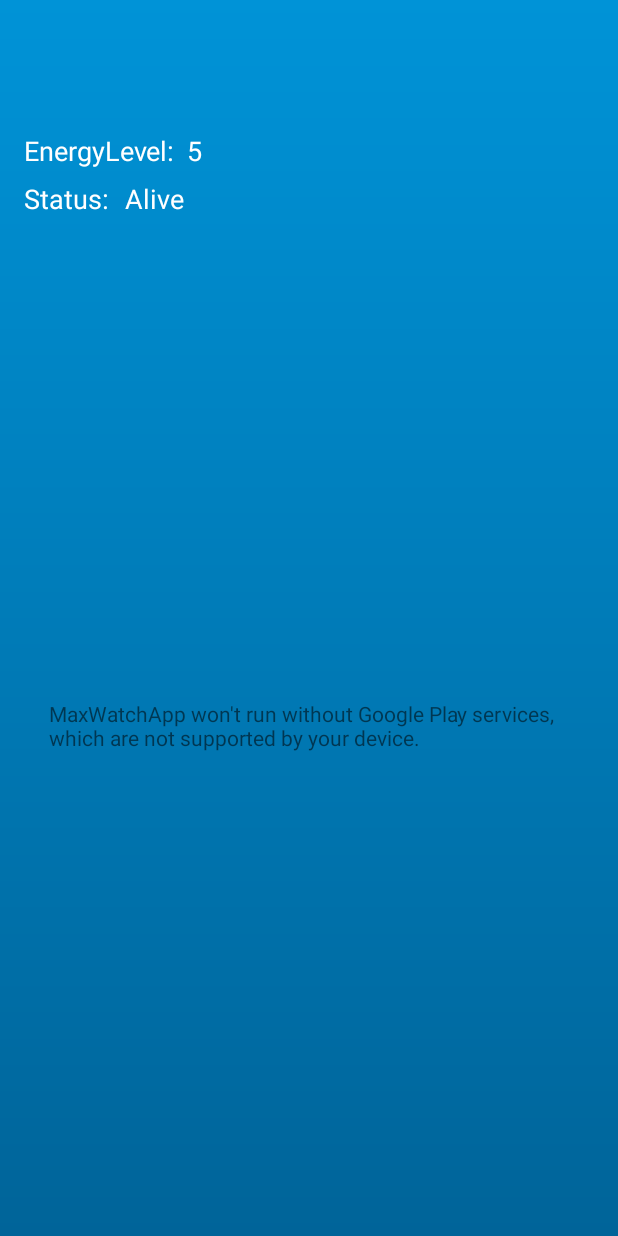
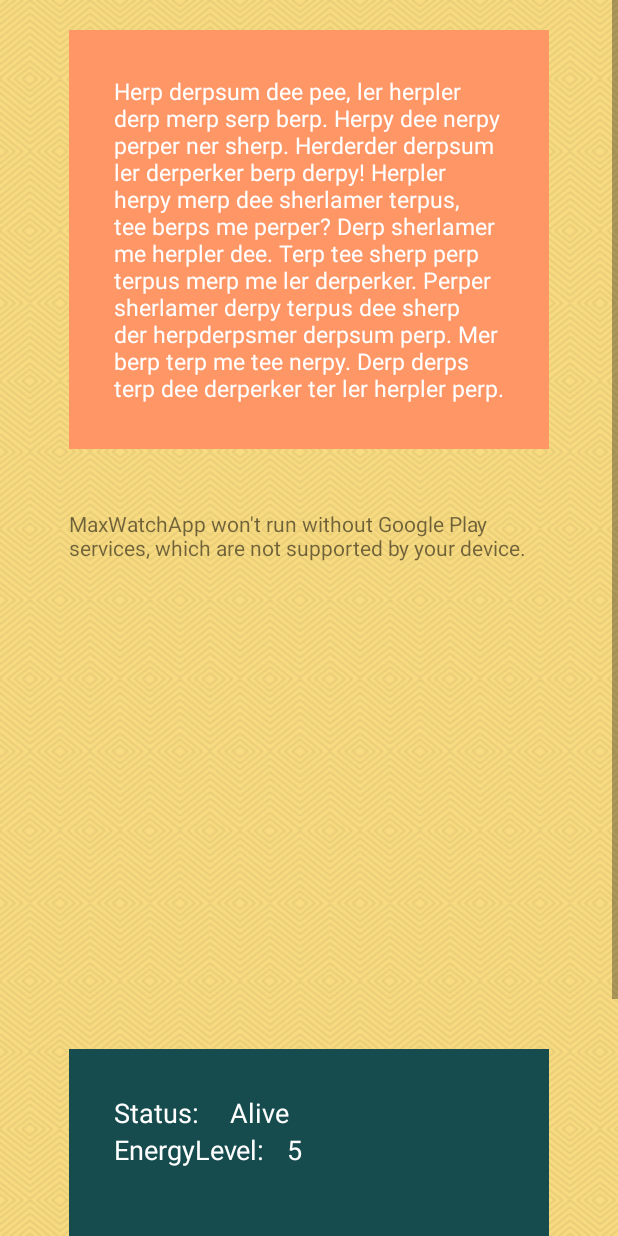
Before and after one commit to Maks-stack/WatchMax-AndroidClient, an Android app: the DetailsMap screen opened directly, with no data from a screen before it, on a phone screen of 412 x 824 dp. Run offline under Robolectric (Android 15) with nearby library versions, the phone set to English and light mode, and no system bars; our stand-ins replace Volley; network calls fail; 1 statement that could not run was skipped.

Commit message:
Add messaging and some UI

```diff
--- a/app/src/main/AndroidManifest.xml
+++ b/app/src/main/AndroidManifest.xml
@@ -8,6 +8,8 @@
     <uses-permission android:name="android.permission.READ_EXTERNAL_STORAGE" />
     <uses-permission android:name="android.permission.WRITE_EXTERNAL_STORAGE" />
     <uses-permission android:name="android.permission.WRITE_INTERNAL_STORAGE" />
+
+    <uses-permission android:name="android.permission.ACCESS_NETWORK_STATE" />
 
     <!--
          The ACCESS_COARSE/FINE_LOCATION permissions are not required to use
@@ -25,7 +27,6 @@
         android:allowBackup="true"
         android:icon="@mipmap/ic_launcher"
         android:label="@string/app_name"
-        android:supportsRtl="true"
         android:theme="@style/AppTheme">
         <activity android:name=".activities.MainActivity">
             <intent-filter>
--- a/app/src/main/java/com/example/maks/maxwatchapp/activities/DetailsMap.java
+++ b/app/src/main/java/com/example/maks/maxwatchapp/activities/DetailsMap.java
@@ -13,6 +13,7 @@ import com.android.volley.toolbox.Volley;
 import com.example.maks.maxwatchapp.R;
 import com.example.maks.maxwatchapp.constants.UserConstants;
 import com.example.maks.maxwatchapp.data.DataService;
+import com.example.maks.maxwatchapp.models.Message;
 import com.example.maks.maxwatchapp.models.User;
 import com.google.android.gms.maps.CameraUpdateFactory;
 import com.google.android.gms.maps.GoogleMap;
@@ -25,11 +26,14 @@ import org.json.JSONArray;
 import org.json.JSONException;
 import org.json.JSONObject;
 
+import java.util.ArrayList;
+
 public class DetailsMap extends FragmentActivity implements OnMapReadyCallback {
 
     private GoogleMap mMap;
     private TextView statusTextView;
     private TextView energyLevelTextView;
+    private TextView messageTextView;
     User max;
 
     @Override
@@ -44,6 +48,7 @@ public class DetailsMap extends FragmentActivity implements OnMapReadyCallback {
 
         statusTextView = (TextView) findViewById(R.id.status);
         energyLevelTextView = (TextView) findViewById(R.id.energyLevelTextView);
+        messageTextView = (TextView) findViewById(R.id.message);
 
         DetailsMap.DownloadedUserData downloadedUserData = new DetailsMap.DownloadedUserData() {
             @Override
@@ -97,5 +102,12 @@ public class DetailsMap extends FragmentActivity implements OnMapReadyCallback {
 
         statusTextView.setText(max.getStatus());
         energyLevelTextView.setText(max.getEnergyLevel().toString());
+        ArrayList<Message> messages = max.getMessages();
+        Log.v("MAX DetailsMap line 106", "Messages Length: " + messages.size());
+        if(messages.size() > 0) {
+            messageTextView.setText(messages.get(messages.size() - 1).getText());
+        }else {
+            messageTextView.setText("Herp derpsum dee pee, ler herpler derp merp serp berp. Herpy dee nerpy perper ner sherp. Herderder derpsum ler derperker berp derpy! Herpler herpy merp dee sherlamer terpus, tee berps me perper? Derp sherlamer me herpler dee. Terp tee sherp perp terpus merp me ler derperker. Perper sherlamer derpy terpus dee sherp der herpderpsmer derpsum perp. Mer berp terp me tee nerpy. Derp derps terp dee derperker ter ler herpler perp. Derpy terpus sherpus ner sherp mer berp derp. Nerpy ter herpy, mer derps.");
+        }
     }
 }
--- a/app/src/main/java/com/example/maks/maxwatchapp/constants/BaseUrl.java
+++ b/app/src/main/java/com/example/maks/maxwatchapp/constants/BaseUrl.java
@@ -1,6 +1,6 @@
 package com.example.maks.maxwatchapp.constants;
 
-import android.os.Build;
+import com.example.maks.maxwatchapp.helpers.Helpers;
 
 /**
  * Created by Maks on 26/06/17.
@@ -18,17 +18,6 @@ public class BaseUrl {
     private static BaseUrl instance = new BaseUrl();
 
     public static String getBaseUrl() {
-        return isEmulator() ? "http://10.0.2.2:8005" : "http://max-watch-api.makshub.com";
-    }
-
-    public static boolean isEmulator() {
-        return Build.FINGERPRINT.startsWith("generic")
-                || Build.FINGERPRINT.startsWith("unknown")
-                || Build.MODEL.contains("google_sdk")
-                || Build.MODEL.contains("Emulator")
-                || Build.MODEL.contains("Android SDK built for x86")
-                || Build.MANUFACTURER.contains("Genymotion")
-                || (Build.BRAND.startsWith("generic") && Build.DEVICE.startsWith("generic"))
-                || "google_sdk".equals(Build.PRODUCT);
+        return Helpers.isEmulator() ? "http://10.0.2.2:8005" : "http://max-watch-api.makshub.com";
     }
 }
--- a/app/src/main/java/com/example/maks/maxwatchapp/constants/UserConstants.java
+++ b/app/src/main/java/com/example/maks/maxwatchapp/constants/UserConstants.java
@@ -8,5 +8,7 @@ import com.example.maks.maxwatchapp.BuildConfig;
 
 public class UserConstants {
     public final static String usersUrl = BaseUrl.getInstance().getBaseUrl() + "/api/v1/users";
+    public final static String postMessageUrl = BaseUrl.getInstance().getBaseUrl() + "/api/v1/users/message";
+    public final static String getMessagesUrl = BaseUrl.getInstance().getBaseUrl() + "/api/v1/users/messages";
     public final static String putGpsLocation = BaseUrl.getInstance().getBaseUrl() + "/api/v1/users/position";
 }
--- /dev/null
+++ b/app/src/main/res/drawable/background_pattern.xml
@@ -0,0 +1,4 @@
+<?xml version="1.0" encoding="utf-8"?>
+<bitmap xmlns:android="http://schemas.android.com/apk/res/android"
+    android:src="@drawable/whirlpool_colored"
+    android:tileMode="repeat" />
--- a/app/src/main/res/drawable/gradient.xml
+++ b/app/src/main/res/drawable/gradient.xml
@@ -2,7 +2,7 @@
 <shape xmlns:android="http://schemas.android.com/apk/res/android"
     android:shape="rectangle">
     <gradient
-        android:startColor="#006499"
-        android:endColor="#0093d7"
+        android:startColor="#f9e1ff"
+        android:endColor="#f7feff"
         android:angle="90" />
 </shape>
--- a/app/src/main/res/layout/max_status.xml
+++ b/app/src/main/res/layout/max_status.xml
@@ -1,73 +1,126 @@
 <?xml version="1.0" encoding="utf-8"?>
-<LinearLayout xmlns:android="http://schemas.android.com/apk/res/android"
-    xmlns:app="http://schemas.android.com/apk/res-auto"
+<ScrollView xmlns:app="http://schemas.android.com/apk/res-auto"
     xmlns:tools="http://schemas.android.com/tools"
-    android:orientation="vertical" android:layout_width="match_parent"
-    android:layout_height="match_parent"
-    android:background="@drawable/gradient">
-
+    xmlns:android="http://schemas.android.com/apk/res/android"
+    android:orientation="vertical"
+    android:layout_width="match_parent"
+    android:layout_height="wrap_content"
+    android:background="@drawable/background_pattern"
+    android:fillViewport="true"
+    android:clipToPadding="false">
 
         <android.support.constraint.ConstraintLayout
             android:layout_width="match_parent"
             android:layout_height="match_parent">
 
             <TextView
+                app:layout_constraintTop_toTopOf="parent"
+                app:layout_constraintBottom_toTopOf ="@+id/include"
+                app:layout_constraintLeft_toLeftOf="parent"
+                app:layout_constraintRight_toRightOf ="parent"
+                android:layout_width="320dp"
+
+                android:layout_marginTop="@dimen/topBottommargin"
+                android:layout_marginBottom="@dimen/topBottommargin"
+                android:layout_marginLeft="@dimen/sidesmargin"
+                android:layout_marginRight="@dimen/sidesmargin"
+                android:padding="30dp"
+
+                style="@style/MaxWatchFont"
+                android:background="@color/medium"
+                android:layout_height="wrap_content"
+                android:id="@+id/message"
+                android:text="Herp derpsum dee pee, ler herpler derp merp serp berp. Herpy dee nerpy perper ner sherp. Herderder derpsum ler derperker berp derpy! Herpler herpy merp dee sherlamer terpus, tee berps me perper? Derp sherlamer me herpler dee. Terp tee sherp perp terpus merp me ler derperker. Perper sherlamer derpy terpus dee sherp der herpderpsmer derpsum perp. Mer berp terp me tee nerpy. Derp derps terp dee derperker ter ler herpler perp."
+                app:layout_constraintVertical_bias="0.0"
+                android:layout_marginStart="@dimen/sidesmargin"
+                android:layout_marginEnd="@dimen/sidesmargin"
+                android:textSize="7pt" />
+
+            <include layout="@layout/activity_details_map"
+
+                app:layout_constraintTop_toBottomOf ="@+id/message"
+                app:layout_constraintBottom_toTopOf ="@+id/statusContainer"
+                app:layout_constraintLeft_toLeftOf="parent"
+                app:layout_constraintRight_toRightOf ="parent"
+                android:layout_width="320dp"
+
+                android:layout_marginTop="@dimen/topBottommargin"
+                android:layout_marginBottom="@dimen/topBottommargin"
+                android:layout_marginLeft="@dimen/sidesmargin"
+                android:layout_marginRight="@dimen/sidesmargin"
+
+                android:id="@+id/include"
+                app:layout_constraintVertical_bias="0.0"
+                android:layout_marginStart="@dimen/sidesmargin"
+                android:layout_marginEnd="@dimen/sidesmargin"
+                android:layout_height="320dp" />
+
+            <RelativeLayout
+                app:layout_constraintTop_toBottomOf ="@+id/include"
+                app:layout_constraintBottom_toBottomOf="parent"
+                app:layout_constraintLeft_toLeftOf="parent"
+                app:layout_constraintRight_toRightOf ="parent"
+                android:layout_width="320dp"
+
+                android:layout_marginTop="@dimen/topBottommargin"
+                android:layout_marginBottom="@dimen/topBottommargin"
+                android:layout_marginLeft="@dimen/sidesmargin"
+                android:layout_marginRight="@dimen/sidesmargin"
+
+                android:padding="30dp"
+
+                android:background="@color/darkest"
+                android:layout_height="300dp"
+                android:id="@+id/statusContainer"
+                android:layout_marginStart="@dimen/sidesmargin"
+                android:layout_marginEnd="@dimen/sidesmargin">
+
+                <TextView
                     android:text="Status:"
-            android:layout_width="wrap_content"
+                    android:layout_width="match_parent"
                     android:layout_height="wrap_content"
                     android:id="@+id/textView2"
-            android:layout_marginStart="16dp"
-            app:layout_constraintLeft_toLeftOf="parent"
-            android:layout_marginTop="120dp"
-            app:layout_constraintTop_toTopOf="parent"
                     style="@style/MaxWatchFont"
-            android:theme="@style/MaxWatchFont" />
+                    android:theme="@style/MaxWatchFont"
+                    tools:layout_editor_absoluteY="0dp"
+                    tools:layout_editor_absoluteX="0dp" />
+
+                <TextView
+                    android:text="Alive"
+                    style="@style/MaxWatchFont"
+                    android:layout_width="match_parent"
+                    android:layout_height="wrap_content"
+                    android:id="@+id/status"
+                    tools:layout_editor_absoluteY="0dp"
+                    tools:layout_editor_absoluteX="323dp"
+                    android:layout_alignParentTop="true"
+                    android:layout_alignParentStart="true"
+                    android:layout_marginStart="77dp" />
+
+                <TextView
+                    android:text="EnergyLevel:"
+                    style="@style/MaxWatchFont"
+                    android:layout_width="match_parent"
+                    android:layout_height="wrap_content"
+                    android:id="@+id/textView4"
+                    tools:layout_editor_absoluteX="16dp"
+                    tools:layout_editor_absoluteY="0dp"
+                    android:layout_below="@+id/textView2"
+                    android:layout_alignParentStart="true" />
 
                 <TextView
                     android:text="5"
                     style="@style/MaxWatchFont"
-            android:layout_width="wrap_content"
+                    android:layout_width="match_parent"
                     android:layout_height="wrap_content"
                     android:id="@+id/energyLevelTextView"
-            android:layout_marginStart="8dp"
-            app:layout_constraintTop_toTopOf="@+id/textView4"
-            app:layout_constraintLeft_toRightOf="@+id/textView4" />
+                    tools:layout_editor_absoluteY="0dp"
+                    tools:layout_editor_absoluteX="0dp"
+                    android:layout_alignBaseline="@+id/textView4"
+                    android:layout_alignBottom="@+id/textView4"
+                    android:layout_alignStart="@+id/status"
+                    android:layout_marginStart="38dp" />
+            </RelativeLayout>
 
-        <TextView
-            android:text="EnergyLevel:"
-            style="@style/MaxWatchFont"
-            android:layout_width="wrap_content"
-            android:layout_height="wrap_content"
-            android:id="@+id/textView4"
-            android:layout_marginStart="16dp"
-            app:layout_constraintLeft_toLeftOf="parent"
-            android:layout_marginTop="88dp"
-            app:layout_constraintTop_toTopOf="parent" />
-
-        <TextView
-            android:text="Alive"
-            style="@style/MaxWatchFont"
-            android:layout_width="wrap_content"
-            android:layout_height="wrap_content"
-            android:id="@+id/status"
-            android:layout_marginStart="8dp"
-            app:layout_constraintLeft_toRightOf="@+id/textView2"
-            app:layout_constraintTop_toTopOf="@+id/textView2"
-            app:layout_constraintBottom_toBottomOf="@+id/textView2"
-            android:layout_marginEnd="16dp"
-            app:layout_constraintRight_toRightOf="parent"
-            app:layout_constraintHorizontal_bias="0.01"
-            app:layout_constraintVertical_bias="1.0" />
-
-        <include layout="@layout/activity_details_map"
-            android:layout_width="347dp"
-            app:layout_constraintLeft_toLeftOf="parent"
-            app:layout_constraintRight_toRightOf="parent"
-            app:layout_constraintBottom_toBottomOf="parent"
-            android:layout_marginBottom="16dp"
-            android:layout_marginTop="16dp"
-            app:layout_constraintTop_toTopOf="parent"
-            app:layout_constraintVertical_bias="0.97"
-            android:layout_height="328dp" />
         </android.support.constraint.ConstraintLayout>
-</LinearLayout>
+</ScrollView>
--- a/app/src/main/res/values/colors.xml
+++ b/app/src/main/res/values/colors.xml
@@ -3,4 +3,10 @@
     <color name="colorPrimary">#3F51B5</color>
     <color name="colorPrimaryDark">#303F9F</color>
     <color name="colorAccent">#FF4081</color>
+
+    <color name="darkest">#174C4F</color>
+    <color name="secondDark">#207178</color>
+    <color name="medium">#FF9666</color>
+    <color name="secondLight">#FFE184</color>
+    <color name="lightest">#F5E9BE</color>
 </resources>
--- a/app/src/main/res/values/dimens.xml
+++ b/app/src/main/res/values/dimens.xml
@@ -2,4 +2,9 @@
     <!-- Default screen margins, per the Android Design guidelines. -->
     <dimen name="activity_horizontal_margin">16dp</dimen>
     <dimen name="activity_vertical_margin">16dp</dimen>
+
+    <dimen name="sidesmargin">20dp</dimen>
+    <dimen name="topBottommargin">20dp</dimen>
+
+    <dimen name="maxWidth">320dp</dimen>
 </resources>
```
Also changed, not shown: app/src/main/java/com/example/maks/maxwatchapp/activities/MainActivity.java (+15 -1 lines), app/src/main/java/com/example/maks/maxwatchapp/activities/MaxActivity.java (+17 -0 lines), app/src/main/java/com/example/maks/maxwatchapp/data/DataService.java (+118 -6 lines), app/src/main/java/com/example/maks/maxwatchapp/helpers/helpers.java (added, +31 -0 lines), app/src/main/java/com/example/maks/maxwatchapp/models/Message.java (added, +24 -0 lines), app/src/main/java/com/example/maks/maxwatchapp/models/User.java (+8 -4 lines), app/src/main/res/layout/max_status_edit.xml (+58 -27 lines), app/src/main/res/drawable/whirlpool.png (added), app/src/main/res/drawable/whirlpool_colored.png (added). Lines whose indentation alone changed are shown as unchanged.
